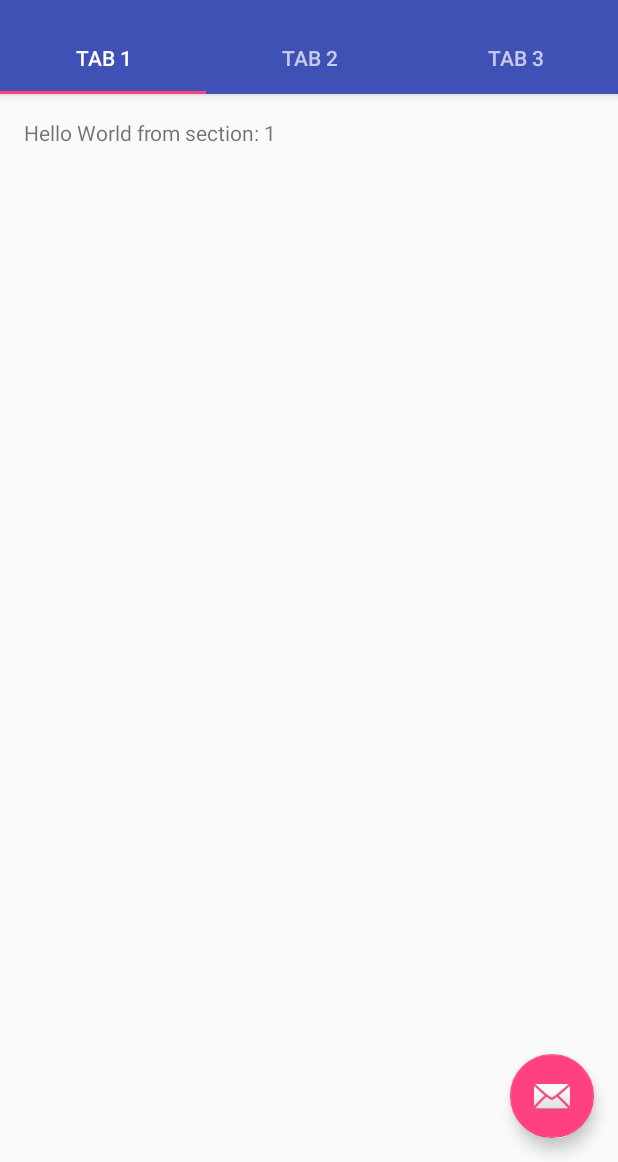
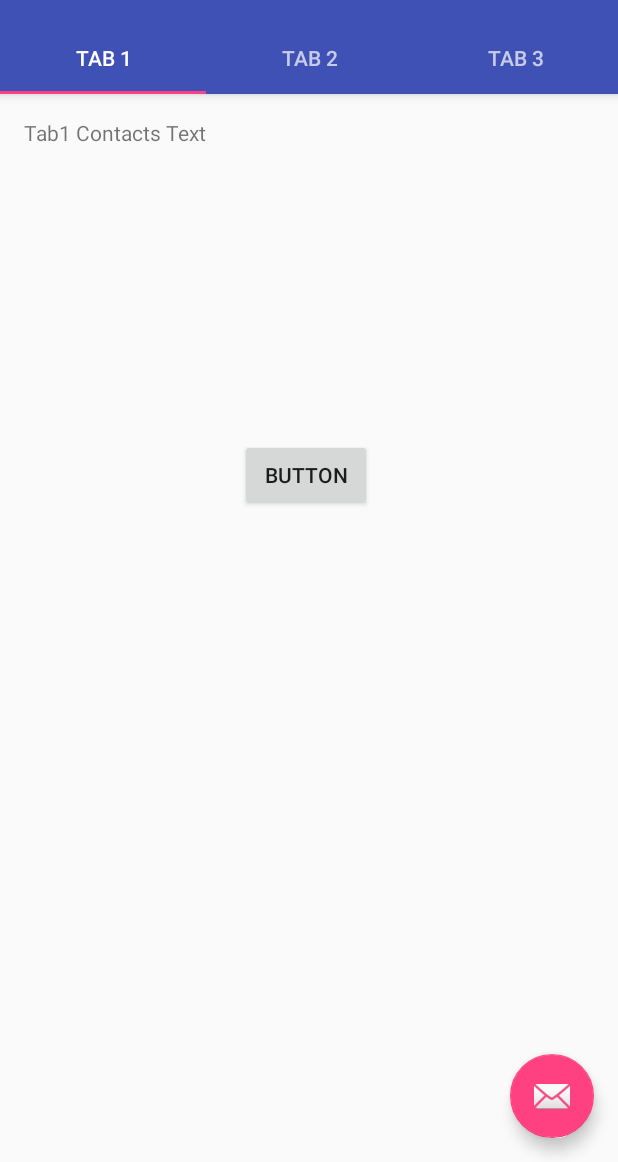
Before and after one commit to ARWongQ/SimpleQuestionsProject, an Android app: the screen it shows after launch (MainActivity), on a phone screen of 412 x 824 dp, the part 74-1236 px from its top. Run offline under Robolectric (Android 15) with nearby library versions, the phone set to English and light mode, and no system bars.

```diff
--- a/app/src/main/java/com/armz/simplequestions/MainActivity.java
+++ b/app/src/main/java/com/armz/simplequestions/MainActivity.java
@@ -92,40 +92,6 @@ public class MainActivity extends AppCompatActivity {
         return super.onOptionsItemSelected(item);
     }
 
-    /**
-     * A placeholder fragment containing a simple view.
-     */
-    public static class PlaceholderFragment extends Fragment {
-        /**
-         * The fragment argument representing the section number for this
-         * fragment.
-         */
-        private static final String ARG_SECTION_NUMBER = "section_number";
-
-        public PlaceholderFragment() {
-        }
-
-        /**
-         * Returns a new instance of this fragment for the given section
-         * number.
-         */
-        public static PlaceholderFragment newInstance(int sectionNumber) {
-            PlaceholderFragment fragment = new PlaceholderFragment();
-            Bundle args = new Bundle();
-            args.putInt(ARG_SECTION_NUMBER, sectionNumber);
-            fragment.setArguments(args);
-            return fragment;
-        }
-
-        @Override
-        public View onCreateView(LayoutInflater inflater, ViewGroup container,
-                                 Bundle savedInstanceState) {
-            View rootView = inflater.inflate(R.layout.fragment_main, container, false);
-            TextView textView = (TextView) rootView.findViewById(R.id.section_label);
-            textView.setText(getString(R.string.section_format, getArguments().getInt(ARG_SECTION_NUMBER)));
-            return rootView;
-        }
-    }
 
     /**
      * A {@link FragmentPagerAdapter} that returns a fragment corresponding to
@@ -139,9 +105,21 @@ public class MainActivity extends AppCompatActivity {
 
         @Override
         public Fragment getItem(int position) {
-            // getItem is called to instantiate the fragment for the given page.
-            // Return a PlaceholderFragment (defined as a static inner class below).
-            return PlaceholderFragment.newInstance(position + 1);
+            //Returns the desired fragment
+            switch (position){
+                case 0:
+                   Tab1Contacts tab1 = new Tab1Contacts();
+                   return tab1;
+                case 1:
+                    Tab2Contacts tab2 = new Tab2Contacts();
+                    return tab2;
+                case 2:
+                    Tab3Contacts tab3 = new Tab3Contacts();
+                    return tab3;
+                default:
+                    System.out.println("Tab not found");
+                    return null;
+            }
         }
 
         @Override
@@ -149,5 +127,19 @@ public class MainActivity extends AppCompatActivity {
             // Show 3 total pages.
             return 3;
         }
+
+        @Override
+        public CharSequence getPageTitle(int position){
+            switch (position){
+                case 0:
+                    return "Section 1";
+                case 1:
+                    return "Section 2";
+                case 2:
+                    return "Section 3";
+                default:
+                    return null;
+            }
+        }
     }
 }
--- /dev/null
+++ b/app/src/main/java/com/armz/simplequestions/Tab1Contacts.java
@@ -0,0 +1,24 @@
+package com.armz.simplequestions;
+
+
+
+import android.support.v4.app.Fragment;
+import android.os.Bundle;
+import android.view.LayoutInflater;
+import android.view.View;
+import android.view.ViewGroup;
+import android.widget.TextView;
+
+/**
+ * Created by augustowong on 12/9/17.
+ */
+
+public class Tab1Contacts extends Fragment {
+    @Override
+    public View onCreateView(LayoutInflater inflater, ViewGroup container,
+                             Bundle savedInstanceState) {
+        View rootView = inflater.inflate(R.layout.tab1contacts, container, false);
+
+        return rootView;
+    }
+}
--- /dev/null
+++ b/app/src/main/java/com/armz/simplequestions/Tab2Contacts.java
@@ -0,0 +1,21 @@
+package com.armz.simplequestions;
+
+import android.os.Bundle;
+import android.support.v4.app.Fragment;
+import android.view.LayoutInflater;
+import android.view.View;
+import android.view.ViewGroup;
+
+/**
+ * Created by augustowong on 12/9/17.
+ */
+
+public class Tab2Contacts  extends Fragment {
+    @Override
+    public View onCreateView(LayoutInflater inflater, ViewGroup container,
+                             Bundle savedInstanceState) {
+        View rootView = inflater.inflate(R.layout.tab2contacts, container, false);
+
+        return rootView;
+    }
+}
--- /dev/null
+++ b/app/src/main/res/layout/tab1contacts.xml
@@ -0,0 +1,33 @@
+<android.support.constraint.ConstraintLayout xmlns:android="http://schemas.android.com/apk/res/android"
+    xmlns:app="http://schemas.android.com/apk/res-auto"
+    xmlns:tools="http://schemas.android.com/tools"
+    android:id="@+id/constraintLayout"
+    android:layout_width="match_parent"
+    android:layout_height="match_parent"
+    tools:context="com.armz.simplequestions.MainActivity$PlaceholderFragment">
+
+    <TextView
+        android:id="@+id/section_label"
+        android:layout_width="wrap_content"
+        android:layout_height="wrap_content"
+        android:layout_marginBottom="@dimen/activity_vertical_margin"
+        android:layout_marginEnd="@dimen/activity_horizontal_margin"
+        android:layout_marginStart="@dimen/activity_horizontal_margin"
+        android:layout_marginTop="@dimen/activity_vertical_margin"
+        app:layout_constraintLeft_toLeftOf="parent"
+        app:layout_constraintTop_toTopOf="@+id/constraintLayout"
+        tools:layout_constraintLeft_creator="1"
+        tools:layout_constraintTop_creator="1"
+        android:text="Tab1 Contacts Text"/>
+
+    <Button
+        android:id="@+id/button"
+        android:layout_width="88dp"
+        android:layout_height="48dp"
+        android:layout_marginLeft="160dp"
+        android:layout_marginTop="230dp"
+        android:text="Button"
+        app:layout_constraintLeft_toLeftOf="parent"
+        app:layout_constraintTop_toTopOf="@+id/constraintLayout" />
+
+</android.support.constraint.ConstraintLayout>
```
Also changed, not shown: app/src/main/java/com/armz/simplequestions/Tab3Contacts.java (added, +21 -0 lines), app/src/main/res/layout/tab2contacts.xml (added, +23 -0 lines), app/src/main/res/layout/tab3contacts.xml (added, +23 -0 lines).
